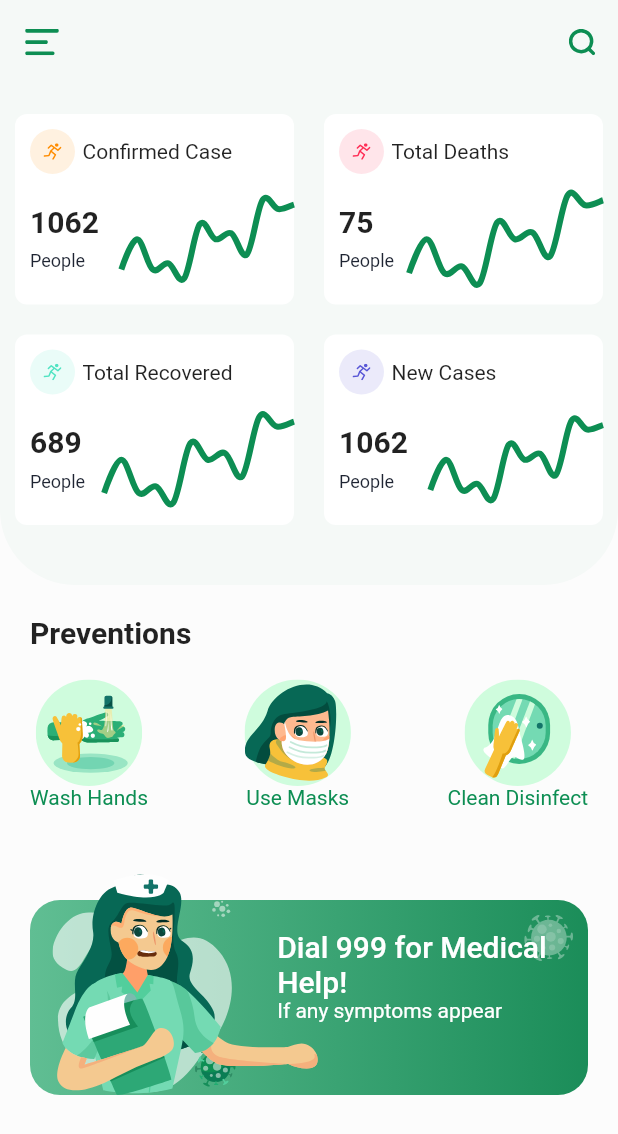
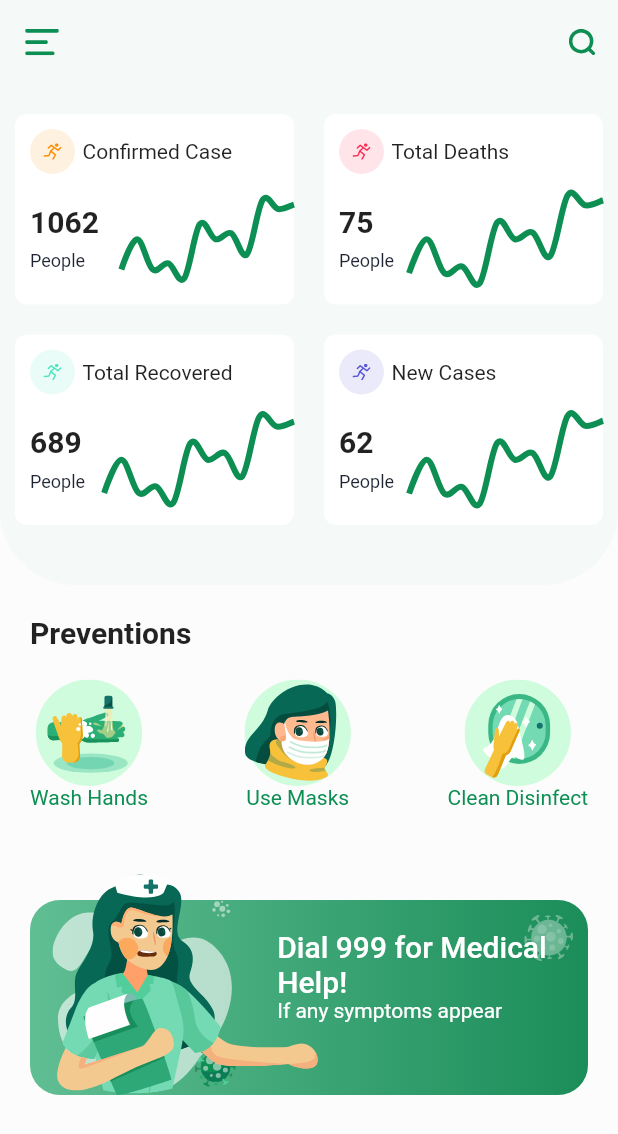
Before and after one commit to Nobsmoke123/flutter-speed-ui-covid19-app-1, a Flutter app: the screen it shows after launch, on a phone screen of 412 x 824 dp. Shown: the top 1134 px of the screen. Run offline on Flutter 3.47's test engine with Material 2 defaults, Android fonts, the phone set to English and light mode, and no system bars; drawn by our look-alikes of fl_chart; our stand-ins replace flutter_svg.

```diff
--- a/lib/screens/home_screen.dart
+++ b/lib/screens/home_screen.dart
@@ -1,9 +1,9 @@
-import 'package:covid19app1/utils/constants.dart';
-import 'package:covid19app1/widgets/info_card.dart';
+import './../widgets/prevention_card.dart';
+import '../utils/constants.dart';
+import '../widgets/info_card.dart';
 import 'package:flutter/material.dart';
 import 'package:flutter/painting.dart';
 import 'package:flutter_svg/flutter_svg.dart';
-import './../widgets/prevention_card.dart';
 
 class HomeScreen extends StatelessWidget {
   @override
@@ -14,7 +14,7 @@ class HomeScreen extends StatelessWidget {
           child: Column(
               crossAxisAlignment: CrossAxisAlignment.start,
             children: [
-              Container(
+                Container(
                   padding: const EdgeInsets.only(left: 10, top: 20, right: 10, bottom: 40),
                   width: double.infinity,
                   decoration: BoxDecoration(
@@ -32,28 +32,33 @@ class HomeScreen extends StatelessWidget {
                               title: "Confirmed Case",
                               iconColor: Color(0xFFFF8C00),
                               affectedNum: 1062,
+                              press: (){},
                           ),
 
                           InfoCard(
                               title: "Total Deaths",
                               iconColor: Color(0xFFFF2D55),
                               affectedNum: 75,
+                              press: (){},
                           ),
 
                           InfoCard(
                               title: "Total Recovered",
                               iconColor: Color(0xFF50E3C2),
                               affectedNum: 689,
+                              press: (){},
                           ),
 
                           InfoCard(
                               title: "New Cases",
                               iconColor: Color(0xFF5856D6),
-                              affectedNum: 1062,
+                              affectedNum: 62,
+                              press: (){},
                           )
                       ],
                   ),
               ),
+
                 SizedBox(height: 20,),
 
                 Padding(
--- a/lib/widgets/info_card.dart
+++ b/lib/widgets/info_card.dart
@@ -1,22 +1,25 @@
-import 'package:covid19app1/utils/constants.dart';
-import 'package:covid19app1/widgets/line_chart.dart';
 import 'package:flutter/material.dart';
 import 'package:flutter_svg/svg.dart';
+import 'line_chart.dart';
+import '../utils/constants.dart';
 
 class InfoCard extends StatelessWidget {
     final String title;
     final int affectedNum;
     final Color iconColor;
+    final Function press;
 
     const InfoCard({
-        Key key, this.title, this.affectedNum, this.iconColor,
+        Key key, this.title, this.affectedNum, this.iconColor, this.press,
     }) : super(key: key);
 
     @override
     Widget build(BuildContext context) {
         return LayoutBuilder(
             builder: (context, constraints) {
-                return Container(
+                return GestureDetector(
+                    onTap: press,
+                  child: Container(
                       width: constraints.maxWidth /2 - 10,
                       // Here the constraints max width provide us with the available width for the widget
                       decoration: BoxDecoration(
@@ -92,6 +95,7 @@ class InfoCard extends StatelessWidget {
                               ),
                           ],
                       ),
+                  ),
                 );
             }
         );
--- a/lib/widgets/line_chart.dart
+++ b/lib/widgets/line_chart.dart
@@ -1,6 +1,6 @@
 import 'package:flutter/material.dart';
 import 'package:fl_chart/fl_chart.dart';
-import 'package:covid19app1/utils/constants.dart';
+import '../utils/constants.dart';
 
 class LineReportChart extends StatelessWidget {
     @override
```
Also changed, not shown: lib/screens/details_screen.dart (added). Lines whose indentation alone changed are shown as unchanged.
